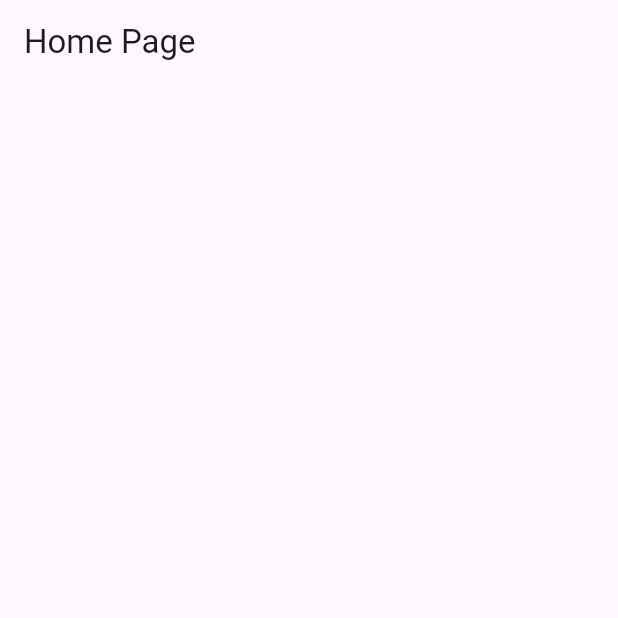
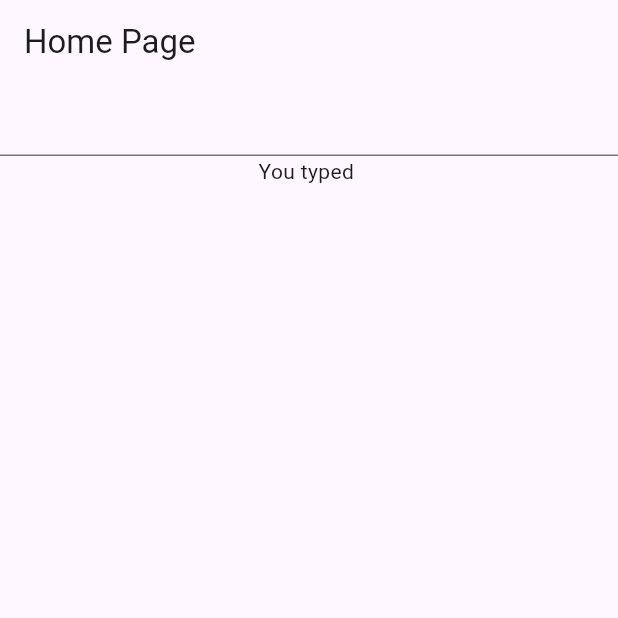
Before and after one commit to CLS11/state_management, a Flutter app: the screen it shows after launch, on a phone screen of 412 x 824 dp, the top half of it. Run offline on Flutter 3.47's test engine with Material 3 defaults, Android fonts, the phone set to English and light mode, and no system bars; our stand-ins replace flutter_hooks; missing offline and left inert: multiproviderexample.

Commit message:
Utilised useTextEditingController, useState, useEffect.

```diff
--- a/lib/testingflutterhooks/lib/home_page.dart
+++ b/lib/testingflutterhooks/lib/home_page.dart
@@ -1,16 +1,30 @@
 import 'package:flutter/material.dart';
 import 'package:flutter_hooks/flutter_hooks.dart';
-import 'package:testingflutterhooks/current_date&time.dart';
 
 class HomePage extends HookWidget {
   const HomePage({super.key});
 
   @override
   Widget build(BuildContext context) {
-    final dateTime = useStream(getTime());
+    final controller = useTextEditingController();
+    final text = useState('');
+    useEffect(() {
+      controller.addListener(() {
+        text.value = controller.text;
+      });
+      return null;
+    });
     return Scaffold(
       appBar: AppBar(
-        title: Text(dateTime.data ?? 'Home Page'),
+        title: const Text('Home Page'),
+      ),
+      body: Column(
+        children: [
+          TextField(
+            controller: controller,
+          ),
+          Text('You typed ${text.value}'),
+        ],
       ),
     );
   }
```
